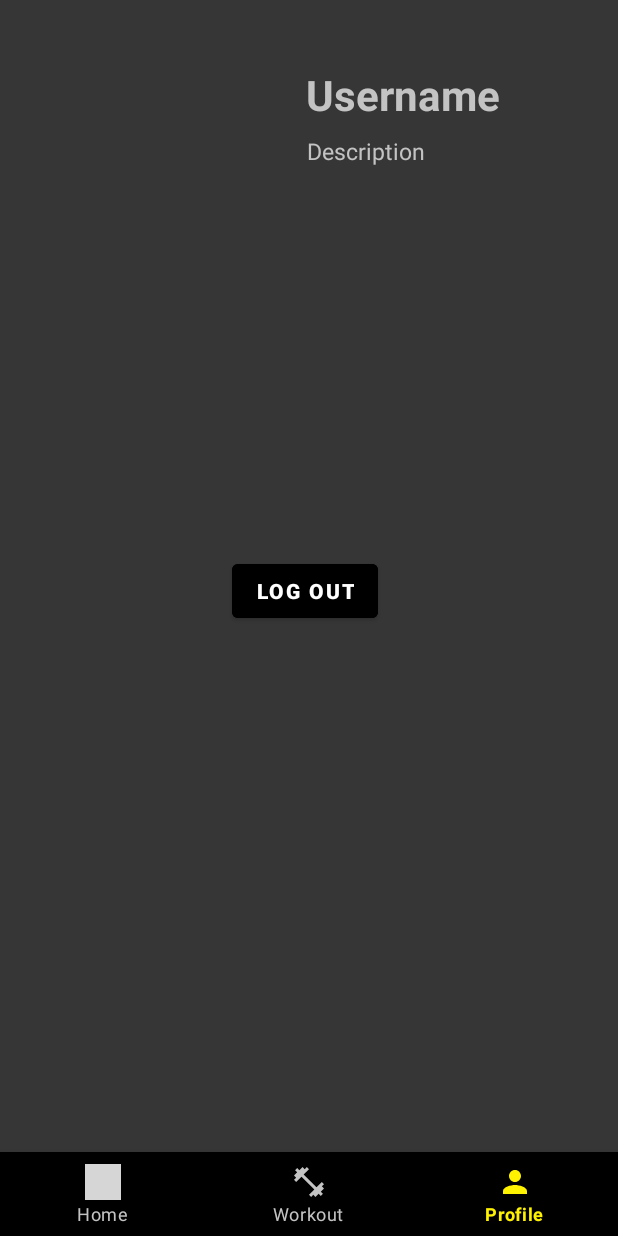
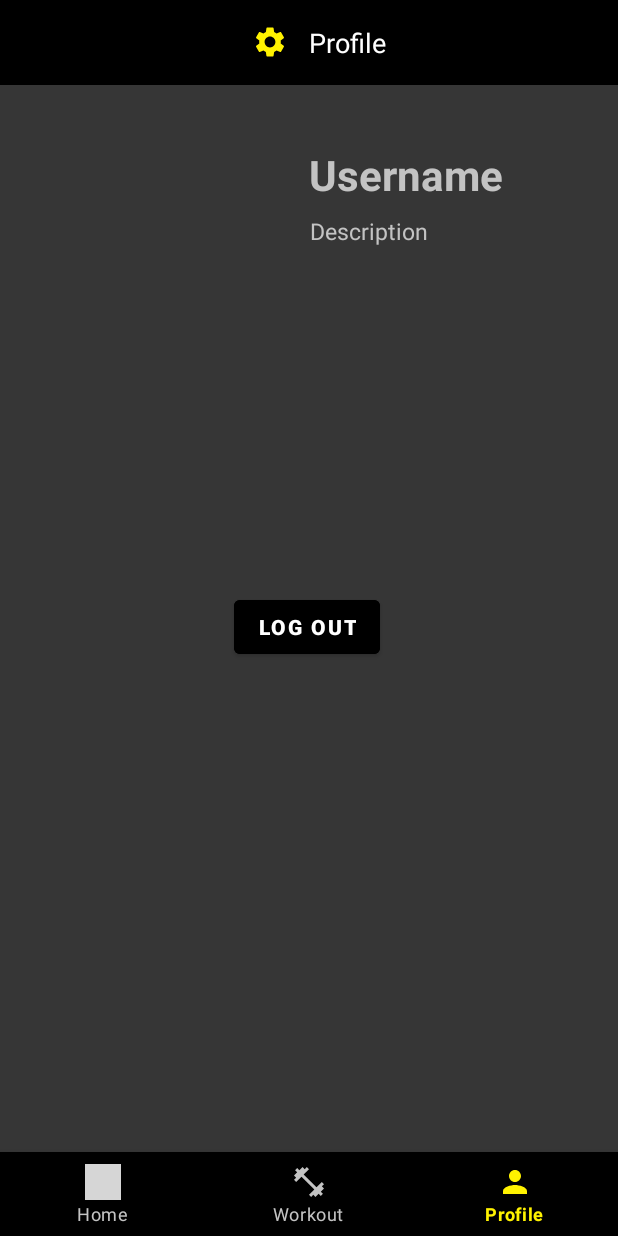
Before and after one commit to kikis202/fitness-tracker, an Android app: the MainActivity screen opened directly, with no data from a screen before it, item 3 of the bottom bar chosen, on a phone screen of 412 x 824 dp. Run offline under Robolectric (Android 15) with nearby library versions, the phone set to English and light mode, and no system bars; our stand-ins replace Firebase (no records; nobody signed in at launch, a user with empty details on screens opened directly); pictures from the network do not load; grey boxes are pictures that could not be loaded.

Commit message:
Code refactoring, add a new class, remove ProfileActivity.java

```diff
--- a/app/src/main/java/com/example/fitness_tracker/MainActivity.java
+++ b/app/src/main/java/com/example/fitness_tracker/MainActivity.java
@@ -1,35 +1,37 @@
 package com.example.fitness_tracker;
+
+import android.annotation.SuppressLint;
+import android.os.Bundle;
+import android.util.Log;
 
 import androidx.appcompat.app.AppCompatActivity;
 import androidx.fragment.app.Fragment;
 import androidx.fragment.app.FragmentManager;
 import androidx.fragment.app.FragmentTransaction;
 
-import android.os.Bundle;
-
 import com.example.fitness_tracker.databinding.ActivityMainBinding;
 import com.google.android.material.bottomnavigation.BottomNavigationView;
 
 public class MainActivity extends AppCompatActivity {
-
     ActivityMainBinding binding;
 
+    @SuppressLint("NonConstantResourceId")
     @Override
     protected void onCreate(Bundle savedInstanceState) {
         super.onCreate(savedInstanceState);
         binding = ActivityMainBinding.inflate(getLayoutInflater());
         setContentView(binding.getRoot());
+        Log.e("username ", SaveSharedPreference.getUsername(MainActivity.this));
 
         BottomNavigationView mBottomNavigationView = (BottomNavigationView) findViewById(R.id.bottomNavigationView);
         mBottomNavigationView.getMenu().findItem(R.id.home_nav).setChecked(false);
+        mBottomNavigationView.getMenu().findItem(R.id.profile_nav).setChecked(false);
         mBottomNavigationView.getMenu().findItem(R.id.workout_nav).setChecked(true);
 
         replaceFragment(new WorkoutFragment());
-
-
         binding.bottomNavigationView.setOnItemSelectedListener(item -> {
 
-            switch (item.getItemId()){
+            switch (item.getItemId()) {
                 case R.id.home_nav:
                     replaceFragment(new HomeFragment());
                     break;
@@ -40,7 +42,6 @@
                     replaceFragment(new ProfileFragment());
                     break;
             }
-
             return true;
         });
     }
--- /dev/null
+++ b/app/src/main/java/com/example/fitness_tracker/SaveSharedPreference.java
@@ -0,0 +1,23 @@
+package com.example.fitness_tracker;
+
+import android.content.Context;
+import android.content.SharedPreferences;
+import android.preference.PreferenceManager;
+
+public class SaveSharedPreference {
+    static final String USERNAME = "username";
+
+    static SharedPreferences getSharedPreferences(Context ctx) {
+        return PreferenceManager.getDefaultSharedPreferences(ctx);
+    }
+
+    public static void setUsername(Context ctx, String userName) {
+        SharedPreferences.Editor editor = getSharedPreferences(ctx).edit();
+        editor.putString(USERNAME, userName);
+        editor.commit();
+    }
+
+    public static String getUsername(Context ctx) {
+        return getSharedPreferences(ctx).getString(USERNAME, "");
+    }
+}
--- /dev/null
+++ b/app/src/main/res/drawable/ic_baseline_settings_24.xml
@@ -0,0 +1,5 @@
+<vector android:height="24dp" android:tint="#FFF200"
+    android:viewportHeight="24" android:viewportWidth="24"
+    android:width="24dp" xmlns:android="http://schemas.android.com/apk/res/android">
+    <path android:fillColor="@android:color/white" android:pathData="M19.14,12.94c0.04,-0.3 0.06,-0.61 0.06,-0.94c0,-0.32 -0.02,-0.64 -0.07,-0.94l2.03,-1.58c0.18,-0.14 0.23,-0.41 0.12,-0.61l-1.92,-3.32c-0.12,-0.22 -0.37,-0.29 -0.59,-0.22l-2.39,0.96c-0.5,-0.38 -1.03,-0.7 -1.62,-0.94L14.4,2.81c-0.04,-0.24 -0.24,-0.41 -0.48,-0.41h-3.84c-0.24,0 -0.43,0.17 -0.47,0.41L9.25,5.35C8.66,5.59 8.12,5.92 7.63,6.29L5.24,5.33c-0.22,-0.08 -0.47,0 -0.59,0.22L2.74,8.87C2.62,9.08 2.66,9.34 2.86,9.48l2.03,1.58C4.84,11.36 4.8,11.69 4.8,12s0.02,0.64 0.07,0.94l-2.03,1.58c-0.18,0.14 -0.23,0.41 -0.12,0.61l1.92,3.32c0.12,0.22 0.37,0.29 0.59,0.22l2.39,-0.96c0.5,0.38 1.03,0.7 1.62,0.94l0.36,2.54c0.05,0.24 0.24,0.41 0.48,0.41h3.84c0.24,0 0.44,-0.17 0.47,-0.41l0.36,-2.54c0.59,-0.24 1.13,-0.56 1.62,-0.94l2.39,0.96c0.22,0.08 0.47,0 0.59,-0.22l1.92,-3.32c0.12,-0.22 0.07,-0.47 -0.12,-0.61L19.14,12.94zM12,15.6c-1.98,0 -3.6,-1.62 -3.6,-3.6s1.62,-3.6 3.6,-3.6s3.6,1.62 3.6,3.6S13.98,15.6 12,15.6z"/>
+</vector>
--- a/app/src/main/res/layout/fragment_profile.xml
+++ b/app/src/main/res/layout/fragment_profile.xml
@@ -5,7 +5,30 @@
     android:layout_width="match_parent"
     android:layout_height="match_parent"
     android:background="@color/primary"
-    tools:context=".ProfileActivity">
+    tools:context=".ProfileFragment">
+
+    <LinearLayout
+        android:id="@+id/workout_details_header"
+        android:layout_width="match_parent"
+        android:layout_height="wrap_content"
+        android:background="@color/black"
+        android:gravity="center">
+
+        <ImageView
+            android:layout_width="wrap_content"
+            android:layout_height="56dp"
+            android:padding="14dp"
+            android:src="@drawable/ic_baseline_settings_24" />
+
+        <TextView
+            android:layout_width="wrap_content"
+            android:layout_height="wrap_content"
+            android:paddingVertical="16dp"
+            android:text="Profile"
+            android:textColor="@color/white"
+            android:textSize="18sp" />
+
+    </LinearLayout>
 
 
     <androidx.constraintlayout.widget.ConstraintLayout
@@ -13,19 +36,19 @@
         android:layout_height="245dp"
         android:layout_alignParentStart="true"
         android:layout_alignParentTop="true"
-        android:layout_marginStart="0dp"
-        android:layout_marginTop="0dp">
+        android:layout_alignParentEnd="true"
+        android:layout_marginStart="3dp"
+        android:layout_marginTop="53dp"
+        android:layout_marginEnd="-2dp">
 
         <com.google.android.material.imageview.ShapeableImageView
             android:id="@+id/avatarView"
-            android:layout_width="177dp"
-            android:layout_height="178dp"
+            android:layout_width="156dp"
+            android:layout_height="153dp"
             android:layout_alignParentStart="true"
             android:layout_alignParentTop="true"
-            android:layout_marginStart="13dp"
+            android:layout_marginStart="16dp"
             android:layout_marginTop="44dp"
-            android:layout_marginEnd="19dp"
-            app:layout_constraintHorizontal_bias="0.0"
             app:layout_constraintStart_toStartOf="parent"
             app:layout_constraintTop_toTopOf="parent"
             app:shapeAppearanceOverlay="@style/Circular"
@@ -61,10 +84,12 @@
 
     <androidx.constraintlayout.widget.ConstraintLayout
         android:layout_width="match_parent"
-        android:layout_height="480dp"
+        android:layout_height="456dp"
         android:layout_alignParentStart="true"
+        android:layout_alignParentEnd="true"
         android:layout_alignParentBottom="true"
         android:layout_marginStart="0dp"
+        android:layout_marginEnd="1dp"
         android:layout_marginBottom="0dp">
 
         <Button
@@ -80,8 +105,10 @@
             android:textStyle="bold"
             app:layout_constraintBottom_toBottomOf="parent"
             app:layout_constraintEnd_toEndOf="parent"
+            app:layout_constraintHorizontal_bias="0.0"
             app:layout_constraintStart_toStartOf="parent"
-            app:layout_constraintTop_toTopOf="parent" />
+            app:layout_constraintTop_toTopOf="parent"
+            app:layout_constraintVertical_bias="0.0" />
     </androidx.constraintlayout.widget.ConstraintLayout>
 
 </RelativeLayout>
```
Also changed, not shown: app/src/main/java/com/example/fitness_tracker/LoginActivity.java (+7 -65 lines), app/src/main/java/com/example/fitness_tracker/ProfileActivity.java (deleted, +0 -32 lines), app/src/main/res/layout/activity_settings.xml (+4 -51 lines), app/src/main/res/layout/activity_workout_details.xml (+5 -6 lines).
